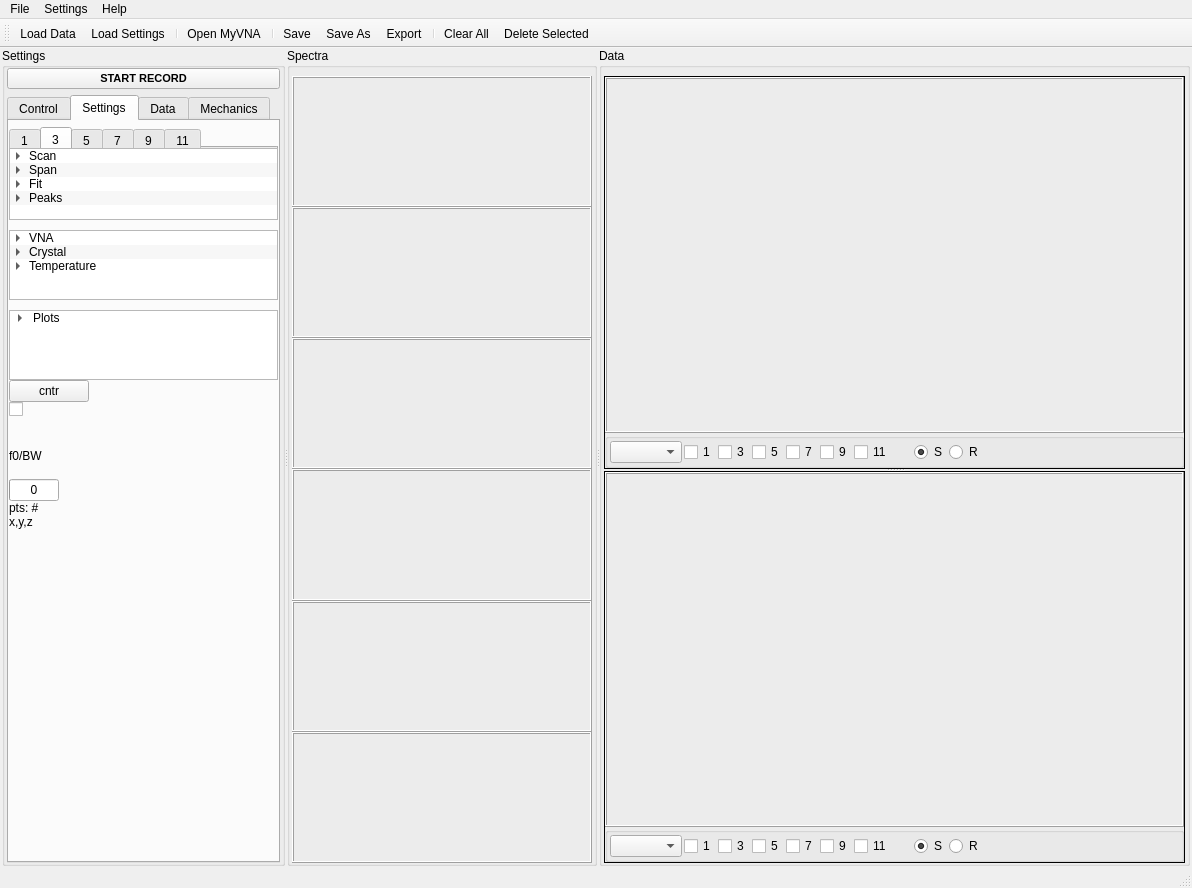
Before: the Qt Designer form QCM_GUI_test6.ui in shullgroup/rheoQCM, drawn with Qt 5.
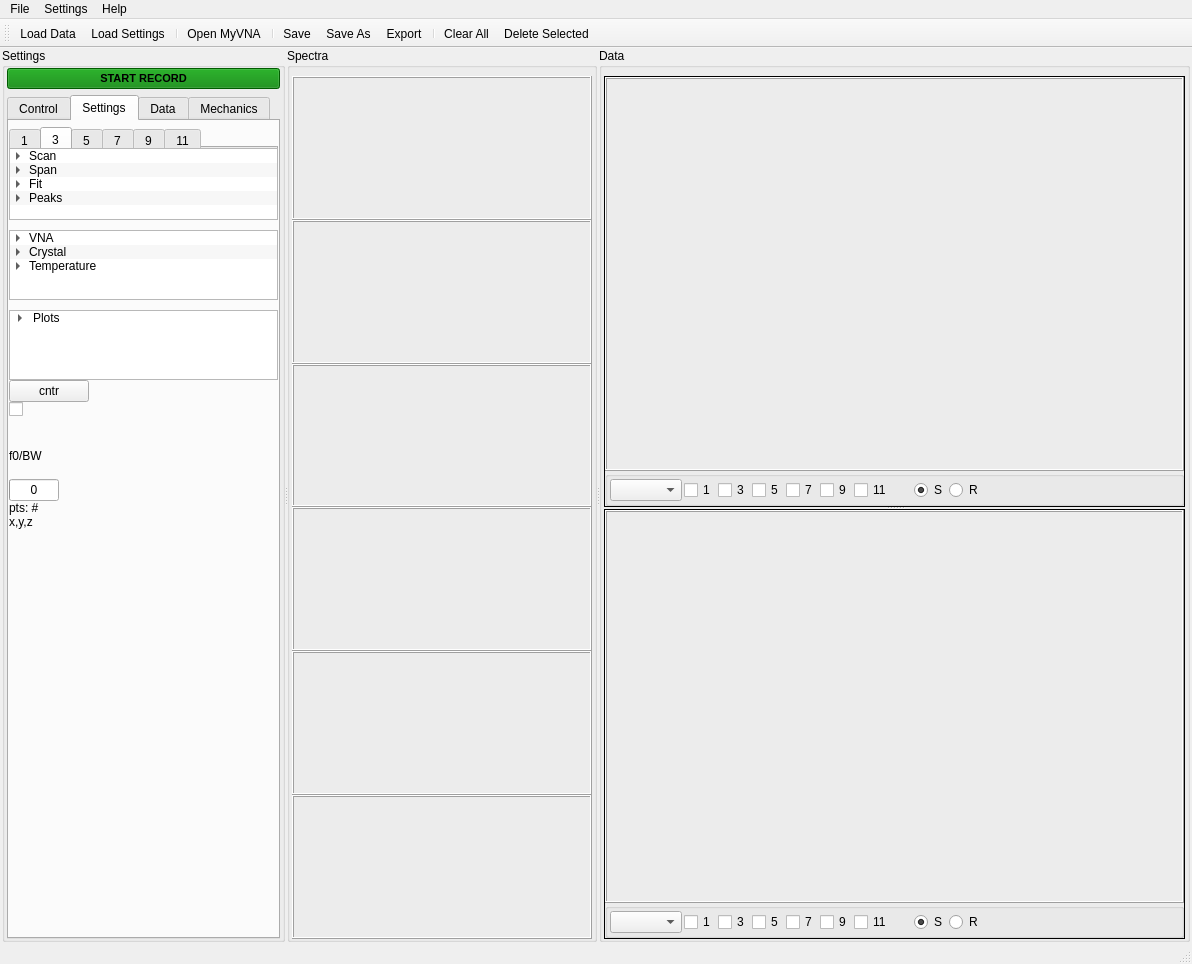
After: the same form once the commit is applied. The open tabs and pages were chosen to show the change. Icons and pictures are not drawn.

Commit message: QCM_main widget name corrected

What changed in the file:
```diff
--- a/QCM_GUI_test6.ui
+++ b/QCM_GUI_test6.ui
@@ -7,7 +7,7 @@
     <x>0</x>
     <y>0</y>
     <width>1192</width>
-    <height>888</height>
+    <height>964</height>
    </rect>
   </property>
   <property name="sizePolicy">
@@ -118,12 +118,12 @@
                </font>
               </property>
               <property name="styleSheet">
-               <string notr="true">#pushButton_run_stop
+               <string notr="true">#pushButton_runstop
 {
 background-color: green;
 }
 
-#pushButton_run_stop:checked
+#pushButton_runstop:checked
 {
 background-color: red;
 }</string>
```
Left out of the diff: 6 changed lines with no effect on the pictures. The commit also changes 3 other files.
